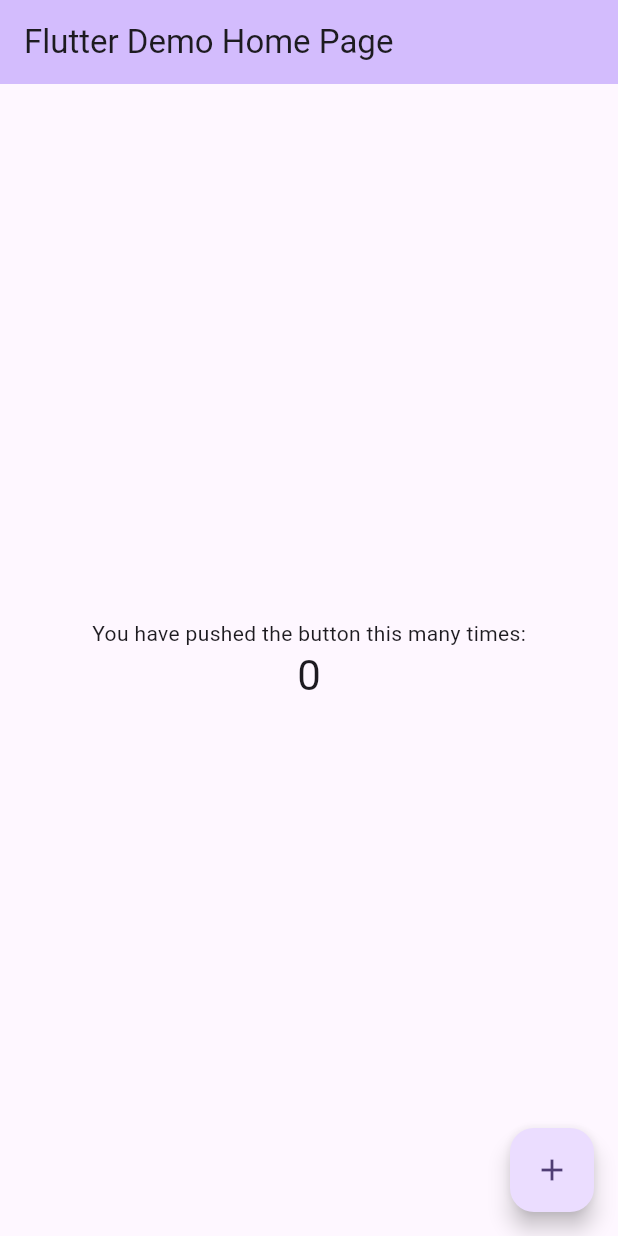
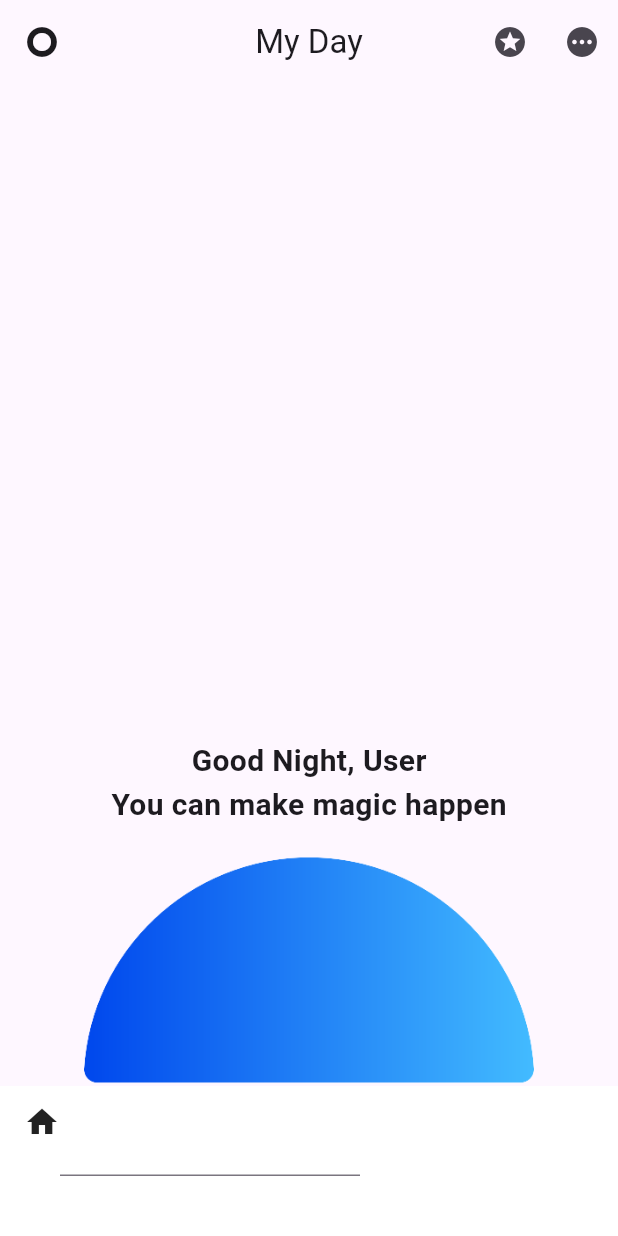
Before and after one commit to muirsyad/task_app, a Flutter app: the screen it shows after launch, on a phone screen of 412 x 824 dp. Run offline on Flutter 3.47's test engine with Material 3 defaults, Android fonts, the phone set to English and light mode, and no system bars.

Commit message:
simple home page

```diff
--- a/lib/main.dart
+++ b/lib/main.dart
@@ -1,4 +1,6 @@
 import 'package:flutter/material.dart';
+
+import 'pages/home.dart';
 
 void main() {
   runApp(const MyApp());
@@ -11,23 +13,9 @@ class MyApp extends StatelessWidget {
   @override
   Widget build(BuildContext context) {
     return MaterialApp(
+      debugShowCheckedModeBanner: false,
       title: 'Flutter Demo',
       theme: ThemeData(
-        // This is the theme of your application.
-        //
-        // TRY THIS: Try running your application with "flutter run". You'll see
-        // the application has a purple toolbar. Then, without quitting the app,
-        // try changing the seedColor in the colorScheme below to Colors.green
-        // and then invoke "hot reload" (save your changes or press the "hot
-        // reload" button in a Flutter-supported IDE, or press "r" if you used
-        // the command line to start the app).
-        //
-        // Notice that the counter didn't reset back to zero; the application
-        // state is not lost during the reload. To reset the state, use hot
-        // restart instead.
-        //
-        // This works for code too, not just values: Most code changes can be
-        // tested with just a hot reload.
         colorScheme: ColorScheme.fromSeed(seedColor: Colors.deepPurple),
         useMaterial3: true,
       ),
@@ -35,91 +23,3 @@ class MyApp extends StatelessWidget {
     );
   }
 }
-
-class MyHomePage extends StatefulWidget {
-  const MyHomePage({super.key, required this.title});
-
-  // This widget is the home page of your application. It is stateful, meaning
-  // that it has a State object (defined below) that contains fields that affect
-  // how it looks.
-
-  // This class is the configuration for the state. It holds the values (in this
-  // case the title) provided by the parent (in this case the App widget) and
-  // used by the build method of the State. Fields in a Widget subclass are
-  // always marked "final".
-
-  final String title;
-
-  @override
-  State<MyHomePage> createState() => _MyHomePageState();
-}
-
-class _MyHomePageState extends State<MyHomePage> {
-  int _counter = 0;
-
-  void _incrementCounter() {
-    setState(() {
-      // This call to setState tells the Flutter framework that something has
-      // changed in this State, which causes it to rerun the build method below
-      // so that the display can reflect the updated values. If we changed
-      // _counter without calling setState(), then the build method would not be
-      // called again, and so nothing would appear to happen.
-      _counter++;
-    });
-  }
-
-  @override
-  Widget build(BuildContext context) {
-    // This method is rerun every time setState is called, for instance as done
-    // by the _incrementCounter method above.
-    //
-    // The Flutter framework has been optimized to make rerunning build methods
-    // fast, so that you can just rebuild anything that needs updating rather
-    // than having to individually change instances of widgets.
-    return Scaffold(
-      appBar: AppBar(
-        // TRY THIS: Try changing the color here to a specific color (to
-        // Colors.amber, perhaps?) and trigger a hot reload to see the AppBar
-        // change color while the other colors stay the same.
-        backgroundColor: Theme.of(context).colorScheme.inversePrimary,
-        // Here we take the value from the MyHomePage object that was created by
-        // the App.build method, and use it to set our appbar title.
-        title: Text(widget.title),
-      ),
-      body: Center(
-        // Center is a layout widget. It takes a single child and positions it
-        // in the middle of the parent.
-        child: Column(
-          // Column is also a layout widget. It takes a list of children and
-          // arranges them vertically. By default, it sizes itself to fit its
-          // children horizontally, and tries to be as tall as its parent.
-          //
-          // Column has various properties to control how it sizes itself and
-          // how it positions its children. Here we use mainAxisAlignment to
-          // center the children vertically; the main axis here is the vertical
-          // axis because Columns are vertical (the cross axis would be
-          // horizontal).
-          //
-          // TRY THIS: Invoke "debug painting" (choose the "Toggle Debug Paint"
-          // action in the IDE, or press "p" in the console), to see the
-          // wireframe for each widget.
-          mainAxisAlignment: MainAxisAlignment.center,
-          children: <Widget>[
-            const Text(
-              'You have pushed the button this many times:',
-            ),
-            Text(
-              '$_counter',
-              style: Theme.of(context).textTheme.headlineMedium,
-            ),
-          ],
-        ),
-      ),
-      floatingActionButton: FloatingActionButton(
-        onPressed: _incrementCounter,
-        tooltip: 'Increment',
-        child: const Icon(Icons.add),
-      ), // This trailing comma makes auto-formatting nicer for build methods.
-    );
-  }
-}
--- /dev/null
+++ b/lib/pages/home.dart
@@ -0,0 +1,97 @@
+import 'package:flutter/material.dart';
+
+class MyHomePage extends StatefulWidget {
+  const MyHomePage({super.key, required this.title});
+
+  final String title;
+
+  @override
+  State<MyHomePage> createState() => _MyHomePageState();
+}
+
+class _MyHomePageState extends State<MyHomePage> {
+  int _counter = 0;
+
+  void _incrementCounter() {
+    setState(() {
+      _counter++;
+    });
+  }
+
+  @override
+  Widget build(BuildContext context) {
+    return Scaffold(
+      // resizeToAvoidBottomInset: true,
+      appBar: AppBar(
+        surfaceTintColor: Colors.white,
+        // backgroundColor: Theme.of(context).colorScheme.inversePrimary,
+        title: const Text("My Day"),
+        centerTitle: true,
+        leading: const Icon(Icons.trip_origin_outlined),
+        actions: [
+          IconButton(onPressed: () {}, icon: const Icon(Icons.stars)),
+          IconButton(onPressed: () {}, icon: const Icon(Icons.pending))
+        ],
+      ),
+      body: Center(
+        child: Column(
+          mainAxisAlignment: MainAxisAlignment.end,
+          children: <Widget>[
+            Container(
+              child: Column(
+                children: [
+                  Text(
+                    'Good Night, User',
+                    style:
+                        TextStyle(fontSize: 20.0, fontWeight: FontWeight.bold),
+                  ),
+                  Text(
+                    "You can make magic happen",
+                    style:
+                        TextStyle(fontSize: 20.0, fontWeight: FontWeight.bold),
+                  ),
+                ],
+              ),
+            ),
+            // Text(
+            //   "You can make magic happen",
+            //   style: TextStyle(fontSize: 20.0, fontWeight: FontWeight.bold),
+            // ),
+            Padding(
+              padding: const EdgeInsets.only(top: 20),
+              child: const Image(
+                  width: 300.0, image: AssetImage('images/semi.png')),
+            ),
+            // Padding(
+            //   padding: EdgeInsets.only(
+            //       bottom: MediaQuery.of(context).viewInsets.bottom),
+            //   child: Row(
+            //     children: [
+            //       Icon(Icons.home),
+            //       SizedBox(
+            //         width: 200,
+            //         child: TextField(),
+            //       )
+            //     ],
+            //   ),
+            // ),
+          ],
+        ),
+      ),
+      bottomNavigationBar: BottomAppBar(
+          height: 100,
+          surfaceTintColor: Colors.white,
+          color: Color.fromARGB(255, 255, 255, 255),
+          child: Row(
+            crossAxisAlignment: CrossAxisAlignment.start,
+            children: [
+              Icon(Icons.home),
+              SizedBox(
+                width: 200,
+                child: TextField(),
+              )
+            ],
+          )),
+    );
+  }
+}
--- a/pubspec.yaml
+++ b/pubspec.yaml
@@ -62,6 +62,8 @@ flutter:
   # assets:
   #   - images/a_dot_burr.jpeg
   #   - images/a_dot_ham.jpeg
+  assets:
+    - images/semi.png
 
   # An image asset can refer to one or more resolution-specific "variants", see
   # https://flutter.dev/assets-and-images/#resolution-aware
```
Also changed, not shown: images/semi.png (added), 1 other file.
